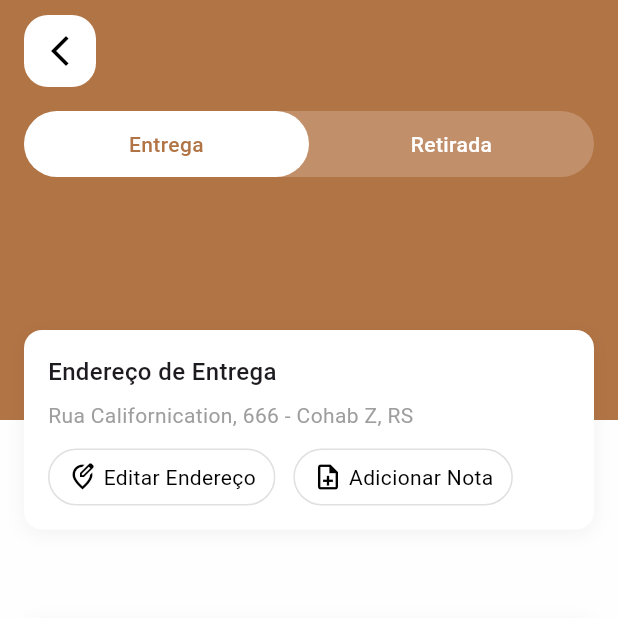
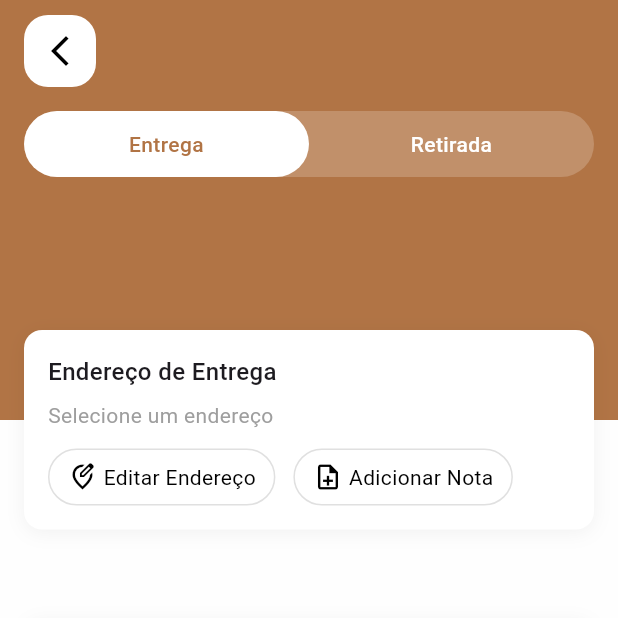
Before and after one commit to mmkocak/quero-cafe, a Flutter app: the CartScreen screen opened directly, on a phone screen of 412 x 824 dp, the top half of it. Run offline on Flutter 3.47's test engine with Material 3 defaults, Android fonts, the phone set to English and light mode, and no system bars; our stand-ins replace equatable, firebase_auth, firebase_core, flutter_bloc, flutter_dotenv, flutter_map and 2 more; accounts and stored records are empty.

Commit message:
location cubitler oluşturuldu map screende ki harita bilgileri address widgetına gönderildi

```diff
--- a/lib/view/widgets/cart/address_card.dart
+++ b/lib/view/widgets/cart/address_card.dart
@@ -1,4 +1,8 @@
 import 'package:flutter/material.dart';
+import 'package:flutter_bloc/flutter_bloc.dart';
+import 'package:quero_cafe/core/cubit/map/map_cubit.dart';
+import 'package:quero_cafe/view/screens/map_screen.dart';
+import 'package:latlong2/latlong.dart';
 
 class AddressCard extends StatelessWidget {
   final bool isDelivery;
@@ -7,6 +11,20 @@ class AddressCard extends StatelessWidget {
     super.key,
     required this.isDelivery,
   });
+
+  void _navigateToMap(BuildContext context) {
+    Navigator.push(
+      context,
+      MaterialPageRoute(
+        builder: (context) => const MapScreen(),
+      ),
+    );
+  }
+
+  String _formatLocation(LatLng? location) {
+    if (location == null) return 'Selecione um endereço';
+    return '${location.latitude.toStringAsFixed(6)}, ${location.longitude.toStringAsFixed(6)}';
+  }
 
   @override
   Widget build(BuildContext context) {
@@ -37,12 +55,16 @@ class AddressCard extends StatelessWidget {
               ),
             ),
             const SizedBox(height: 8),
-            const Text(
-              'Rua Californication, 666 - Cohab Z, RS',
-              style: TextStyle(
-                color: Colors.grey,
-                fontSize: 14,
-              ),
+            BlocBuilder<MapCubit, MapState>(
+              builder: (context, state) {
+                return Text(
+                  _formatLocation(state.userLocation),
+                  style: const TextStyle(
+                    color: Colors.grey,
+                    fontSize: 14,
+                  ),
+                );
+              },
             ),
             const SizedBox(height: 12),
             Row(
@@ -54,7 +76,7 @@ class AddressCard extends StatelessWidget {
                     borderRadius: BorderRadius.circular(20),
                   ),
                   child: GestureDetector(
-                    onTap: () {},
+                    onTap: () => _navigateToMap(context),
                     child: Row(
                       children: const [
                         Icon(
```
Also changed, not shown: lib/core/cubit/location/location_cubit.dart (added, +21 -0 lines), lib/core/cubit/location/location_state.dart (added, +34 -0 lines).
